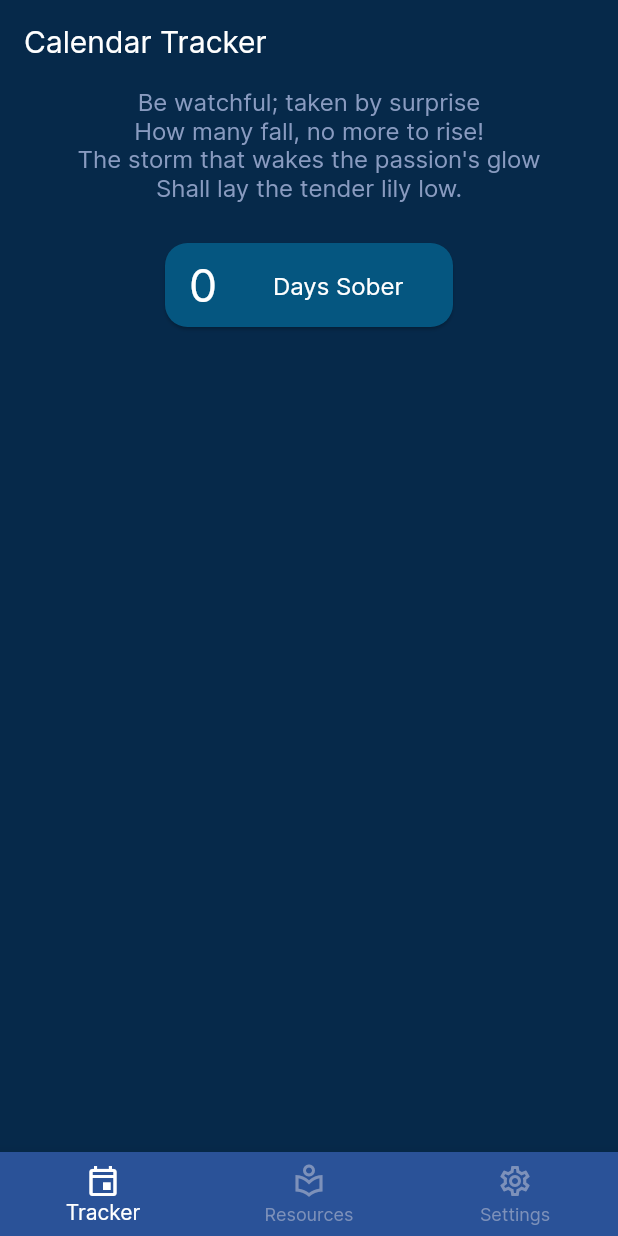
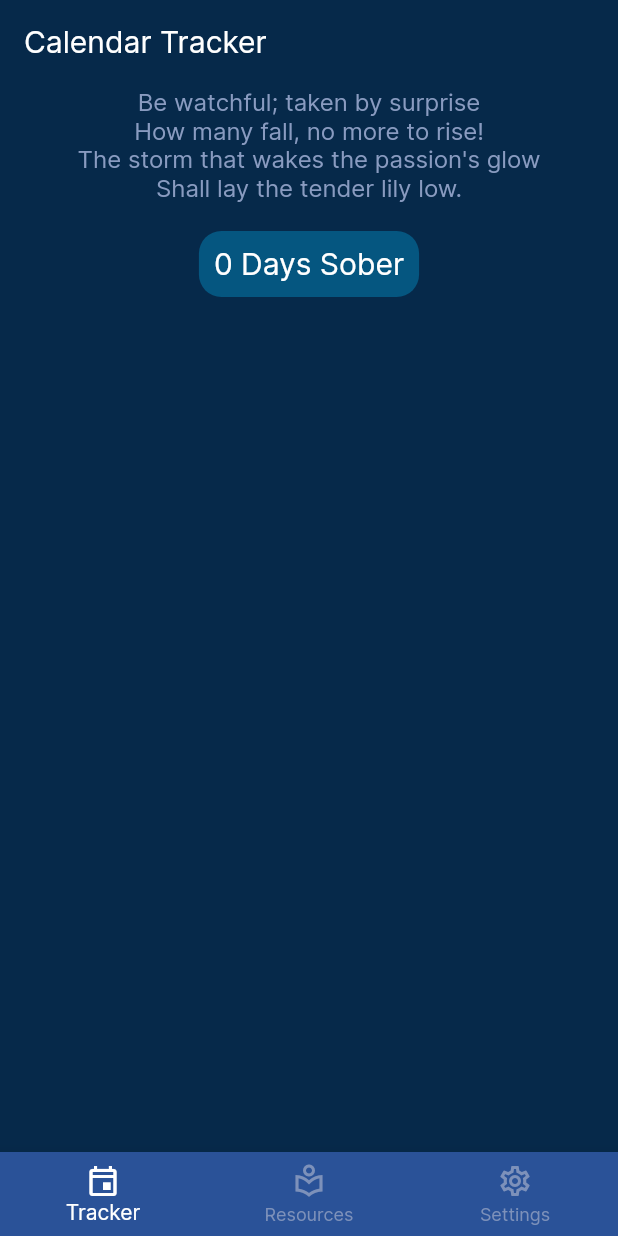
Before and after one commit to matt0681/Addiction-Recovery-App, a Flutter app: the screen it shows after launch, on a phone screen of 412 x 824 dp. Run offline on Flutter 3.47's test engine with Material 2 defaults, Android fonts, the phone set to English and light mode, and no system bars; our stand-ins replace flutter_native_splash, table_calendar.

Commit message:
Updated multiple areas of the app.

```diff
--- a/lib/main.dart
+++ b/lib/main.dart
@@ -1,7 +1,6 @@
 import 'dart:async';
 import 'package:flutter/material.dart';
 import 'package:flutter_native_splash/flutter_native_splash.dart';
-import 'package:noe_more/screens/home_page.dart';
 import 'package:noe_more/screens/resources_page.dart';
 import 'package:noe_more/screens/settings_page.dart';
 import 'package:noe_more/screens/tracker_page.dart';
--- a/lib/screens/tracker_page.dart
+++ b/lib/screens/tracker_page.dart
@@ -12,7 +12,15 @@ class TrackerPage extends StatefulWidget {
 
 /// Tracker Page State class.
 class _TrackerPageState extends State<TrackerPage> {
+
   TextStyle quoteStyle = TextStyle(color: Color(0xFF899BC0), fontSize: 16); // 0xFF7D91BA
+
+  final List<String> _quoteList = [
+    "",
+    "",
+    "",
+  ];
+
 
   @override
   Widget build(BuildContext context) {
@@ -35,6 +43,7 @@ class _TrackerPageState extends State<TrackerPage> {
         width: MediaQuery.of(context).size.width,
         child: Column(
           children: <Widget>[
+
             Container(
               padding: EdgeInsets.fromLTRB(0.0, 2.0, 0.0, 20.0),
               color: Color(0xFF06294A),
@@ -60,25 +69,23 @@ class _TrackerPageState extends State<TrackerPage> {
               ),
             ),
 
-            Card(
-              color: Color(0xFF055680),
-              shape: RoundedRectangleBorder(borderRadius: BorderRadius.all(Radius.circular(15.0))),
-              margin: EdgeInsets.fromLTRB(110.0, 8.0, 110.0, 0.0),
 
-              child: ListTile(
-                leading: Text(
-                  "0",
-                  style: TextStyle(
-                      color: Colors.white,
-                      fontSize: 30.0
-                  )
+            Container(
+              padding: EdgeInsets.all(10),
+              decoration: ShapeDecoration(
+                shape: RoundedRectangleBorder(
+                  borderRadius: BorderRadius.all(Radius.circular(15.0))
                 ),
-                title: Text(
-                  "Days Sober",
-                  style: TextStyle(color: Colors.white)
-                ),
+                color: Color(0xFF055680),
+              ),
+              child: Text(
+                '0 Days Sober',
+                style: TextStyle(color: Colors.white, fontSize: 20),
               ),
             ),
+
+
+
 
           ],
         ),
```
Also changed, not shown: lib/screens/home_page.dart (deleted, +0 -127 lines), lib/screens/resources_page.dart (+5 -2 lines).
